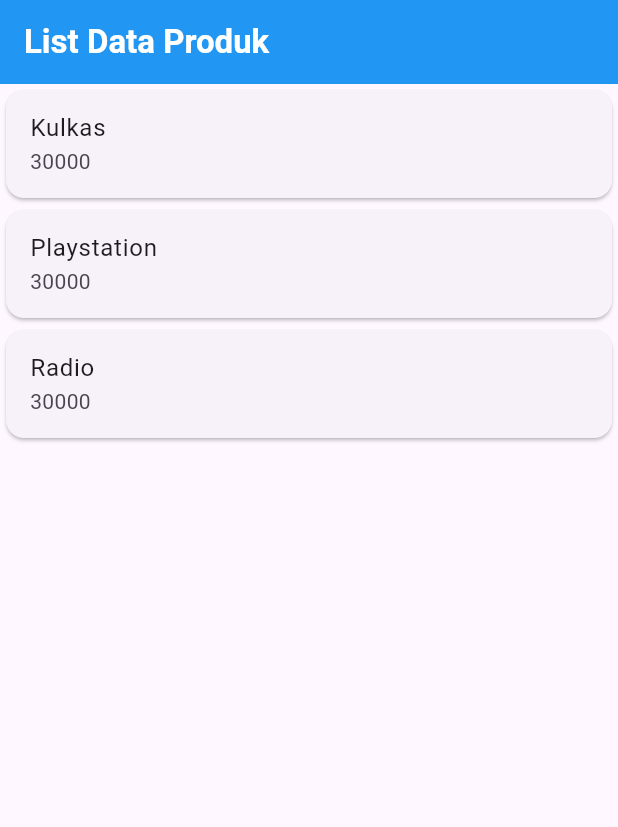
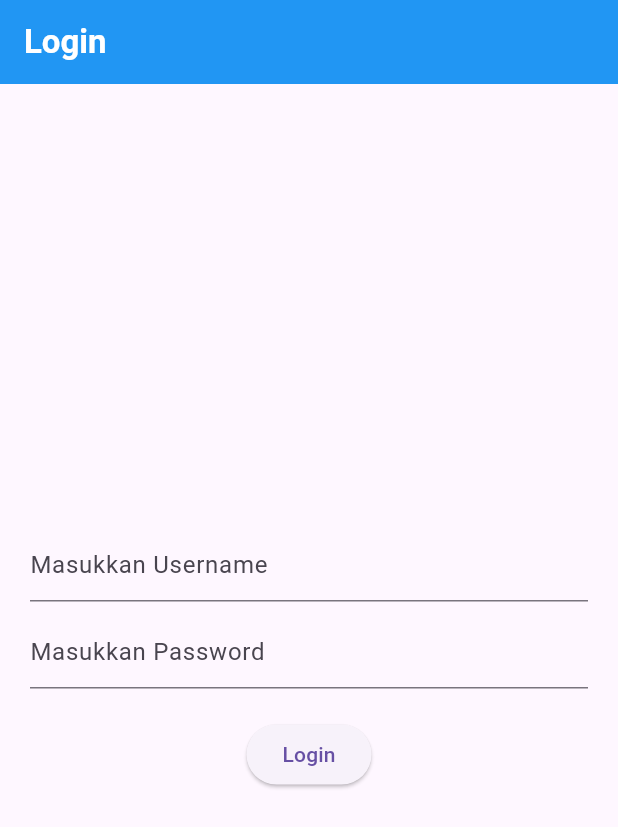
Before and after one commit to nndyfr/H1D024031-Praktikum-Mobile-Flutter, a Flutter app: the screen it shows after launch, on a phone screen of 412 x 824 dp. Shown: the top 827 px of the screen. Run offline on Flutter 3.47's test engine with Material 3 defaults, Android fonts, the phone set to English and light mode, and no system bars; our stand-ins replace shared_preferences.

Commit message:
update readme dan implementasi login page & shared preferences

```diff
--- /dev/null
+++ b/lib/login_page.dart
@@ -0,0 +1,102 @@
+import 'package:flutter/material.dart';
+import 'package:belajarflutter/home_page.dart';
+import 'package:shared_preferences/shared_preferences.dart';
+
+class LoginPage extends StatefulWidget {
+  const LoginPage({Key? key}) : super(key: key);
+
+  @override
+  // ignore: library_private_types_in_public_api
+  _LoginPageState createState() => _LoginPageState();
+}
+
+class _LoginPageState extends State<LoginPage> {
+  final TextEditingController _usernameController = TextEditingController();
+  final TextEditingController _passwordController = TextEditingController();
+  // ignore: prefer_typing_uninitialized_variables
+  var namauser;
+
+  void _saveUsername() async {
+    // Inisialisasi Share Preferences
+    SharedPreferences prefs = await SharedPreferences.getInstance();
+    // Simpan Username ke local storage
+    prefs.setString('username', _usernameController.text);
+  }
+
+  _showInput(namacontroller, placeholder, isPassword) {
+    return TextField(
+      controller: namacontroller,
+      obscureText: isPassword,
+      decoration: InputDecoration(
+        hintText: placeholder,
+      ),
+    );
+  }
+
+  _showDialog(pesan, alamat) {
+    return showDialog(
+      context: context,
+      builder: (context) {
+        return AlertDialog(
+          title: Text(pesan),
+          actions: [
+            TextButton(
+              child: const Text('OK'),
+              onPressed: () {
+                Navigator.push(
+                  context,
+                  MaterialPageRoute(
+                    builder: (context) => alamat,
+                  ),
+                );
+              },
+            ),
+          ],
+        );
+      },
+    );
+  }
+
+  @override
+  Widget build(BuildContext context) {
+    return Scaffold(
+      appBar: AppBar(
+        backgroundColor: Colors.blue,
+        title: const Text(
+          'Login',
+          style: TextStyle(
+            color: Colors.white,
+            fontWeight: FontWeight.bold,
+          ),
+        ),
+      ),
+      body: Container(
+        padding: const EdgeInsets.all(20),
+        child: Column(
+          mainAxisAlignment: MainAxisAlignment.center,
+          children: [
+            _showInput(_usernameController, 'Masukkan Username', false),
+            const SizedBox(height: 10),
+            _showInput(_passwordController, 'Masukkan Password', true),
+            const SizedBox(height: 20),
+            ElevatedButton(
+              child: const Text('Login'),
+              onPressed: () {
+                if (_usernameController.text == 'admin' &&
+                    _passwordController.text == 'admin') {
+                  // save Username
+                  _saveUsername();
+                  // Show alert
+                  _showDialog('Anda Berhasil Login', const HomePage());
+                } else {
+                  // Show alert
+                  _showDialog('Username dan Password Salah', const LoginPage());
+                }
+              },
+            ),
+          ],
+        ),
+      ),
+    );
+  }
+}
--- a/lib/main.dart
+++ b/lib/main.dart
@@ -1,4 +1,4 @@
-import 'package:belajarflutter/ui/produk_page.dart';
+import 'package:belajarflutter/login_page.dart';
 import 'package:flutter/material.dart';
 
 void main() {
@@ -12,7 +12,7 @@ class MyApp extends StatelessWidget {
   Widget build(BuildContext context) {
     return const MaterialApp(
       title: "Aplikasi Flutter Pertama",
-      home: ProdukPage(),
+      home: LoginPage(),
     );
   }
 }
--- a/pubspec.yaml
+++ b/pubspec.yaml
@@ -34,6 +34,7 @@ dependencies:
   # The following adds the Cupertino Icons font to your application.
   # Use with the CupertinoIcons class for iOS style icons.
   cupertino_icons: ^1.0.8
+  shared_preferences: ^2.0.17
 
 dev_dependencies:
   flutter_test:
```
Also changed, not shown: lib/home_page.dart (added, +24 -0 lines), pubspec.lock, 1 other file.
